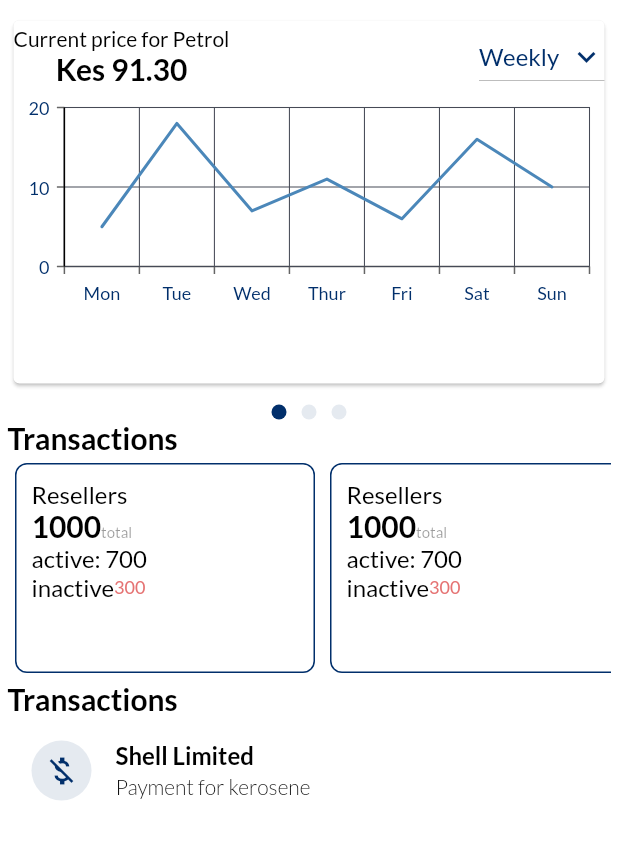
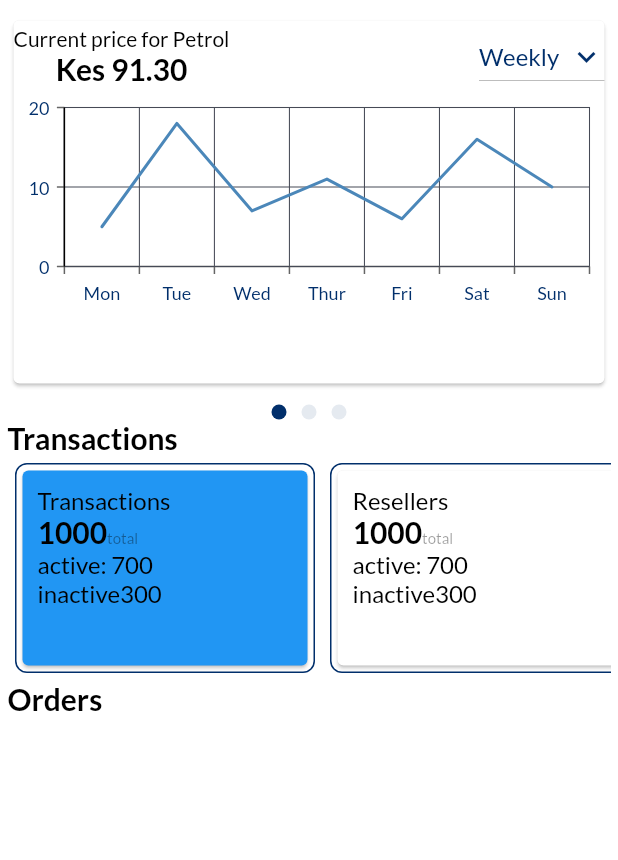
Before and after one commit to NjokiCynthia/sales_app, a Flutter app: the DashboardScreen screen opened directly, on a phone screen of 412 x 824 dp, the part 98-958 px from its top. Run offline on Flutter 3.47's test engine with Material 2 defaults, Android fonts, the phone set to English and light mode, and no system bars; drawn by our look-alikes of card_swiper; our stand-ins replace animated_splash_screen, country_code_picker, google_fonts, intl_phone_number_input, introduction_screen, persistent_bottom_nav_bar and 1 more.

Commit message:
Add Orders card

```diff
--- a/lib/screens/dashboard/home.dart
+++ b/lib/screens/dashboard/home.dart
@@ -2,6 +2,7 @@ import 'package:card_swiper/card_swiper.dart';
 import 'package:flutter/material.dart';
 import 'package:petropal/constants/color_contants.dart';
 import 'package:petropal/constants/theme.dart';
+import 'package:petropal/widgets/widget.dart';
 
 import 'package:syncfusion_flutter_charts/charts.dart';
 
@@ -31,6 +32,15 @@ class _DashboardScreenState extends State<DashboardScreen> {
   int _currentIndex = 0;
 
   List<String> titles = ['Petrol', 'Diesel', 'Petrol'];
+  List<String> card_titles = [
+    'Transactions',
+    'Resellers',
+    'Customers',
+    'Omcs',
+    'Orders'
+  ];
+
+  int selectedCardIndex = -1;
 
   @override
   Widget build(BuildContext context) {
@@ -189,14 +199,25 @@ class _DashboardScreenState extends State<DashboardScreen> {
                           child: ListView.builder(
                             itemCount: 5,
                             scrollDirection: Axis.horizontal,
-                            itemBuilder: ((context, index) => Container(
+                            itemBuilder: ((context, index) => GestureDetector(
+                                  onTap: () {
+                                    setState(() {
+                                      selectedCardIndex = index;
+                                    });
+                                  },
+                                  child: Container(
                                     height: 100,
                                     width: 200,
                                     margin: const EdgeInsets.all(5),
                                     decoration: BoxDecoration(
-                                    border: Border.all(color: primaryDarkColor),
+                                      border:
+                                          Border.all(color: primaryDarkColor),
                                       borderRadius: BorderRadius.circular(8),
                                     ),
+                                    child: Card(
+                                      color: _currentIndex == index
+                                          ? Colors.blue
+                                          : Colors.white,
                                       child: Padding(
                                         padding: EdgeInsets.all(10),
                                         child: Column(
@@ -204,13 +225,14 @@ class _DashboardScreenState extends State<DashboardScreen> {
                                               CrossAxisAlignment.start,
                                           children: [
                                             Text(
-                                          'Resellers',
+                                              card_titles[index],
                                               style: bodyText,
                                             ),
                                             RichText(
                                               text: TextSpan(children: [
                                                 TextSpan(
-                                                text: '1000', style: m_title),
+                                                    text: '1000',
+                                                    style: m_title),
                                                 TextSpan(
                                                     text: 'total',
                                                     style: displaySmall),
@@ -223,14 +245,18 @@ class _DashboardScreenState extends State<DashboardScreen> {
                                               ),
                                             ]),
                                             Row(children: [
-                                          Text('inactive', style: bodyText),
+                                              Text(
+                                                'inactive',
+                                                style: bodyText,
+                                              ),
                                               Text(
                                                 '300',
-                                            style: normalText.copyWith(
-                                                color: Colors.red.shade300),
+                                                style: bodyText,
                                               )
                                             ]),
                                           ],
+                                        ),
+                                      ),
                                     ),
                                   ),
                                 )),
@@ -240,34 +266,33 @@ class _DashboardScreenState extends State<DashboardScreen> {
                     ),
                   ),
                   Text(
-                    'Transactions',
+                    'Orders',
                     style: m_title,
                   ),
-                  Container(
-                    height: 50,
-                    child: ListTile(
-                      leading: Container(
-                        decoration: BoxDecoration(
-                          color: primaryDarkColor.withOpacity(0.1),
-                          shape: BoxShape.circle,
-                        ),
-                        padding: const EdgeInsets.all(8),
-                        child: const Icon(
-                          Icons.money_off,
-                          color: primaryDarkColor,
-                        ),
-                      ),
-                      title: Text(
-                        'Shell Limited',
-                        //textScaleFactor: 1.5,
-                        style: displayTitle,
-                      ),
-                      subtitle: Text('Payment for kerosene', style: bodyTextSmall,),
-                    ),
-                  )
+                  //  if (selectedCardIndex == widget.index)
+                  //                           getWidgetForCard(index),
+                  if (selectedCardIndex == _currentIndex)
+                    getWidgetForCard(_currentIndex),
                 ])),
       ),
     );
+  }
+
+  Widget getWidgetForCard(int index) {
+    switch (index) {
+      case 0:
+        return Transactions();
+      case 1:
+        return Resellers();
+      case 2:
+        return Omcs();
+      case 3:
+        return Orders();
+      case 4:
+        return Customers();
+      default:
+        return Container(); // Return an empty container by default
+    }
   }
 }
 
```
Also changed, not shown: lib/screens/test.dart (added, +26 -0 lines), lib/widgets/widget.dart (+145 -1 lines). Lines whose indentation alone changed are shown as unchanged.
